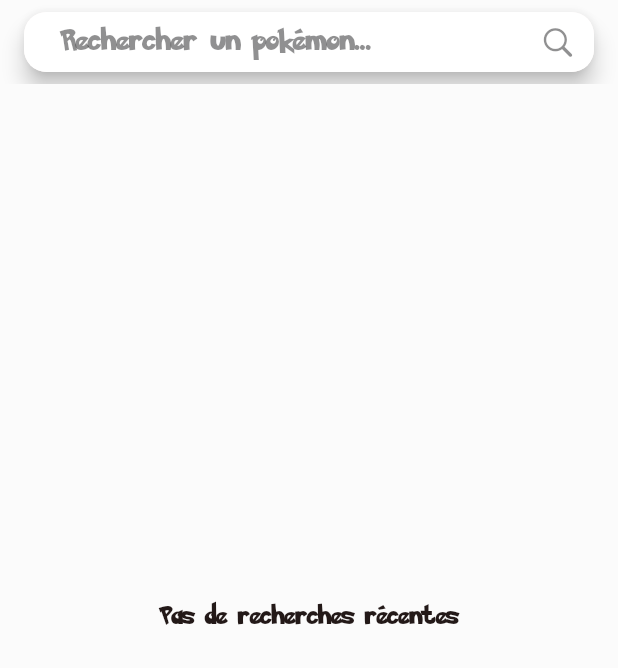
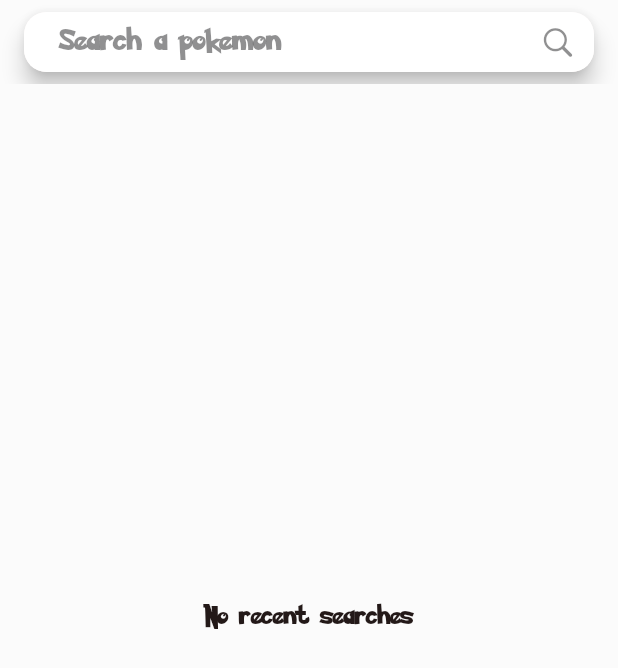
Before and after one commit to JurojinKun/flutter_test_getX, a Flutter app: the SearchingView screen opened by its route, on a phone screen of 412 x 824 dp. Shown: the top 668 px of the screen. Run offline on Flutter 3.47's test engine with Material 3 defaults, Android fonts, the phone set to English and light mode, and no system bars; our stand-ins replace get, get_storage, pull_to_refresh_flutter3; accounts and stored records are empty; network calls fail.

Commit message:
Translations
- add translations search view

```diff
--- a/lib/app/modules/searching/views/searching_view.dart
+++ b/lib/app/modules/searching/views/searching_view.dart
@@ -42,7 +42,7 @@
                   controller: controller.searchController,
                   textInputAction: TextInputAction.search,
                   decoration: InputDecoration(
-                      hintText: 'Rechercher un pokémon...',
+                      hintText: "searching.search".tr,
                       hintStyle: TextStyle(
                           color: Theme.of(context)
                               .indicatorColor
@@ -90,9 +90,8 @@
 
   Widget _recentsSearch() {
     return controller.recentsSearch.isEmpty
-        ? const Center(
-            child:
-                Text("Pas de recherches récentes", textAlign: TextAlign.center),
+        ? Center(
+            child: Text("searching.no_recents".tr, textAlign: TextAlign.center),
           )
         : ListView.builder(
             shrinkWrap: true,
@@ -107,8 +106,9 @@
     return controller.isSearching.value
         ? const LoadingCustom()
         : controller.resultsSearch.isEmpty
-            ? const Center(
-                child: Text("Pas de résultats", textAlign: TextAlign.center),
+            ? Center(
+                child: Text("searching.no_results".tr,
+                    textAlign: TextAlign.center),
               )
             : ListView.builder(
                 shrinkWrap: true,
--- a/lib/app/translations/app_translations.dart
+++ b/lib/app/translations/app_translations.dart
@@ -6,6 +6,9 @@
         'fr': {
           "home.title": "Accueil",
           "searching.title": "Recherche",
+          "searching.search": "Rechercher un pokémon...",
+          "searching.no_recents": "Pas de recherches récentes",
+          "searching.no_results": "Pas de résultats",
           "settings.title": "Paramètres",
           "settings.theme.title": "Thème",
           "settings.theme.content": "Changer le thème",
@@ -18,6 +21,9 @@
         'en': {
           "home.title": "Home",
           "searching.title": "Search",
+          "searching.search": "Search a pokemon",
+          "searching.no_recents": "No recent searches",
+          "searching.no_results": "No results",
           "settings.title": "Settings",
           "settings.theme.title": "Theme",
           "settings.theme.content": "Change theme",
```
